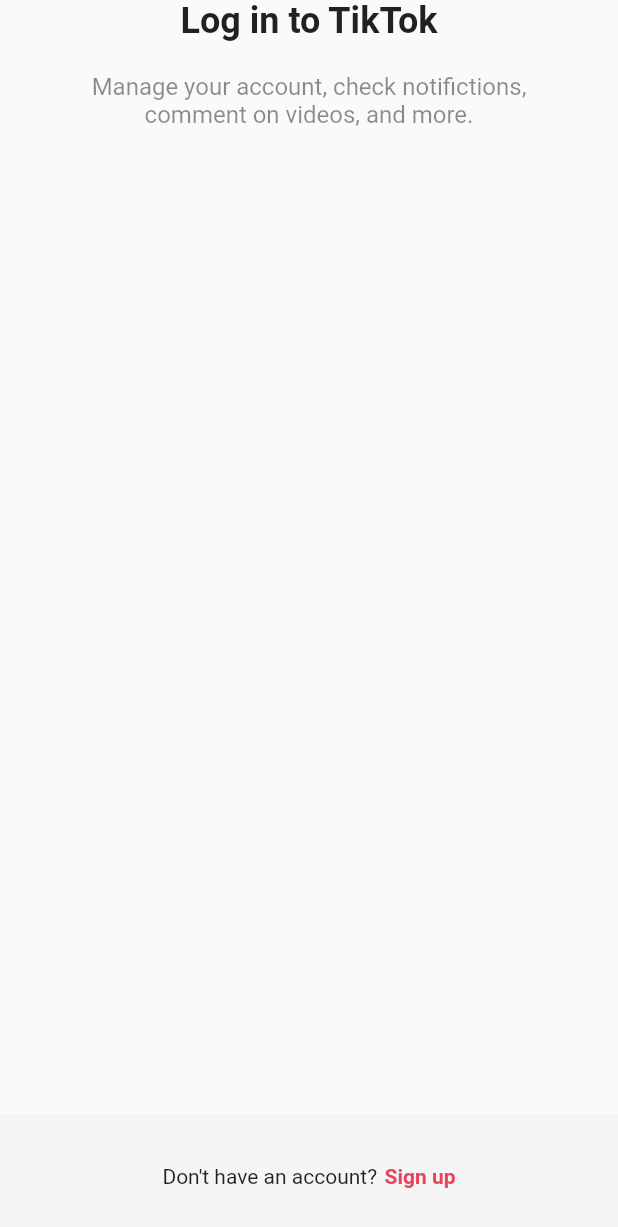
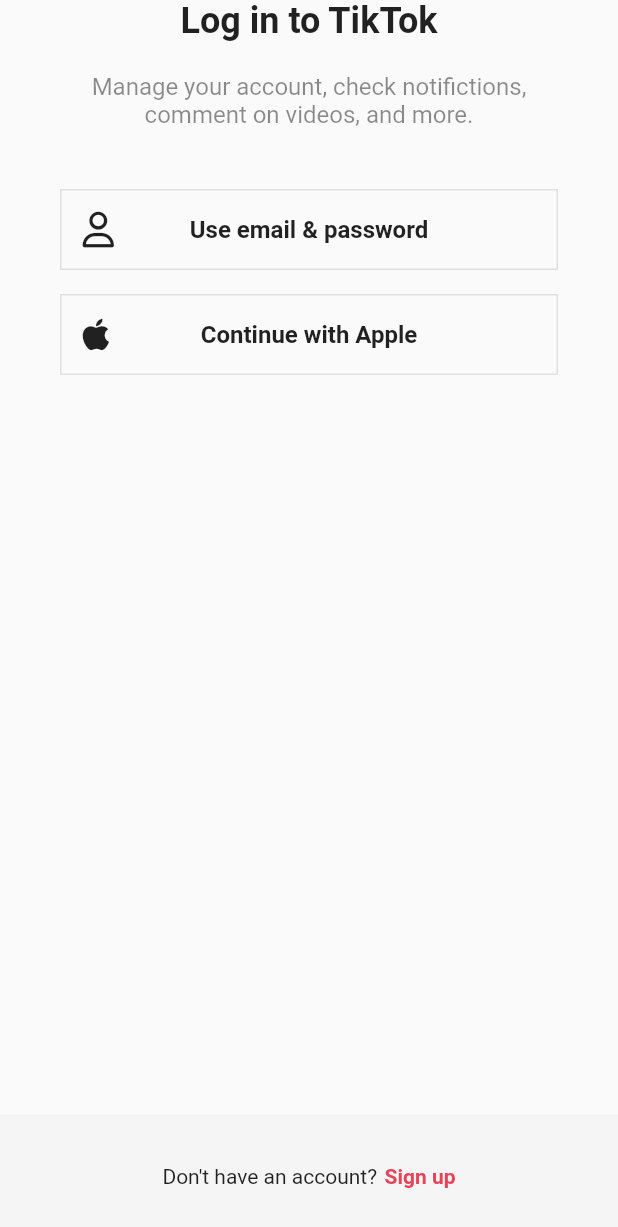
Before and after one commit to geonwoo-jeong/tiktok_clone, a Flutter app: the screen it shows after launch, after a tap on "Log in", on a phone screen of 412 x 824 dp. Shown: the top 1227 px of the screen. Run offline on Flutter 3.47's test engine with Material 2 defaults, Android fonts, the phone set to English and light mode, and no system bars; our stand-ins replace font_awesome_flutter.

Commit message:
Auth button

```diff
--- a/lib/features/authentication/login.screen.dart
+++ b/lib/features/authentication/login.screen.dart
@@ -1,6 +1,9 @@
 import 'package:flutter/material.dart';
+import 'package:font_awesome_flutter/font_awesome_flutter.dart';
 import 'package:tiktok_clone/constants/gaps.dart';
 import 'package:tiktok_clone/constants/sizes.dart';
+
+import 'widgets/auth_button.dart';
 
 class LoginScreen extends StatelessWidget {
   const LoginScreen({super.key});
@@ -35,6 +38,14 @@ class LoginScreen extends StatelessWidget {
                 ),
                 textAlign: TextAlign.center,
               ),
+              Gaps.v40,
+              AuthButton(
+                  icon: FaIcon(FontAwesomeIcons.user),
+                  text: "Use email & password"),
+              Gaps.v16,
+              AuthButton(
+                  icon: FaIcon(FontAwesomeIcons.apple),
+                  text: "Continue with Apple"),
             ],
           ),
         ),
--- a/lib/features/authentication/sign_up.screen.dart
+++ b/lib/features/authentication/sign_up.screen.dart
@@ -1,4 +1,5 @@
 import 'package:flutter/material.dart';
+import 'package:font_awesome_flutter/font_awesome_flutter.dart';
 import 'package:tiktok_clone/constants/gaps.dart';
 import 'package:tiktok_clone/constants/sizes.dart';
 import 'package:tiktok_clone/features/authentication/login.screen.dart';
@@ -42,8 +43,13 @@ class SignUpScreen extends StatelessWidget {
                 textAlign: TextAlign.center,
               ),
               Gaps.v40,
-              AuthButton(text: "Use phone or email"),
-              AuthButton(text: "Continue with Apple"),
+              AuthButton(
+                  icon: FaIcon(FontAwesomeIcons.user),
+                  text: "Use email & password"),
+              Gaps.v16,
+              AuthButton(
+                  icon: FaIcon(FontAwesomeIcons.apple),
+                  text: "Continue with Apple"),
             ],
           ),
         ),
--- a/lib/features/authentication/widgets/auth_button.dart
+++ b/lib/features/authentication/widgets/auth_button.dart
@@ -1,11 +1,14 @@
 import 'package:flutter/material.dart';
+import 'package:font_awesome_flutter/font_awesome_flutter.dart';
 import 'package:tiktok_clone/constants/sizes.dart';
 
 class AuthButton extends StatelessWidget {
   final String text;
+  final FaIcon icon;
 
   const AuthButton({
     super.key,
+    required this.icon,
     required this.text,
   });
 
@@ -14,8 +17,8 @@ class AuthButton extends StatelessWidget {
     return FractionallySizedBox(
       widthFactor: 1,
       child: Container(
-        padding: const EdgeInsets.symmetric(
-          vertical: Sizes.size14,
+        padding: const EdgeInsets.all(
+          Sizes.size14,
         ),
         decoration: BoxDecoration(
           border: Border.all(
@@ -23,7 +26,14 @@ class AuthButton extends StatelessWidget {
             width: Sizes.size1,
           ),
         ),
-        child: Text(
+        child: Stack(
+          alignment: Alignment.center,
+          children: [
+            Align(
+              alignment: Alignment.centerLeft,
+              child: icon,
+            ),
+            Text(
               text,
               style: const TextStyle(
                 fontSize: Sizes.size16,
@@ -31,6 +41,8 @@ class AuthButton extends StatelessWidget {
               ),
               textAlign: TextAlign.center,
             ),
+          ],
+        ),
       ),
     );
   }
--- a/pubspec.yaml
+++ b/pubspec.yaml
@@ -32,10 +32,10 @@ dependencies:
   flutter:
     sdk: flutter
 
-
   # The following adds the Cupertino Icons font to your application.
   # Use with the CupertinoIcons class for iOS style icons.
   cupertino_icons: ^1.0.2
+  font_awesome_flutter: ^10.4.0
 
 dev_dependencies:
   flutter_test:
@@ -53,7 +53,6 @@ dev_dependencies:
 
 # The following section is specific to Flutter packages.
 flutter:
-
   # The following line ensures that the Material Icons font is
   # included with your application, so that you can use the icons in
   # the material Icons class.
```
Also changed, not shown: pubspec.lock. Lines whose indentation alone changed are shown as unchanged.
